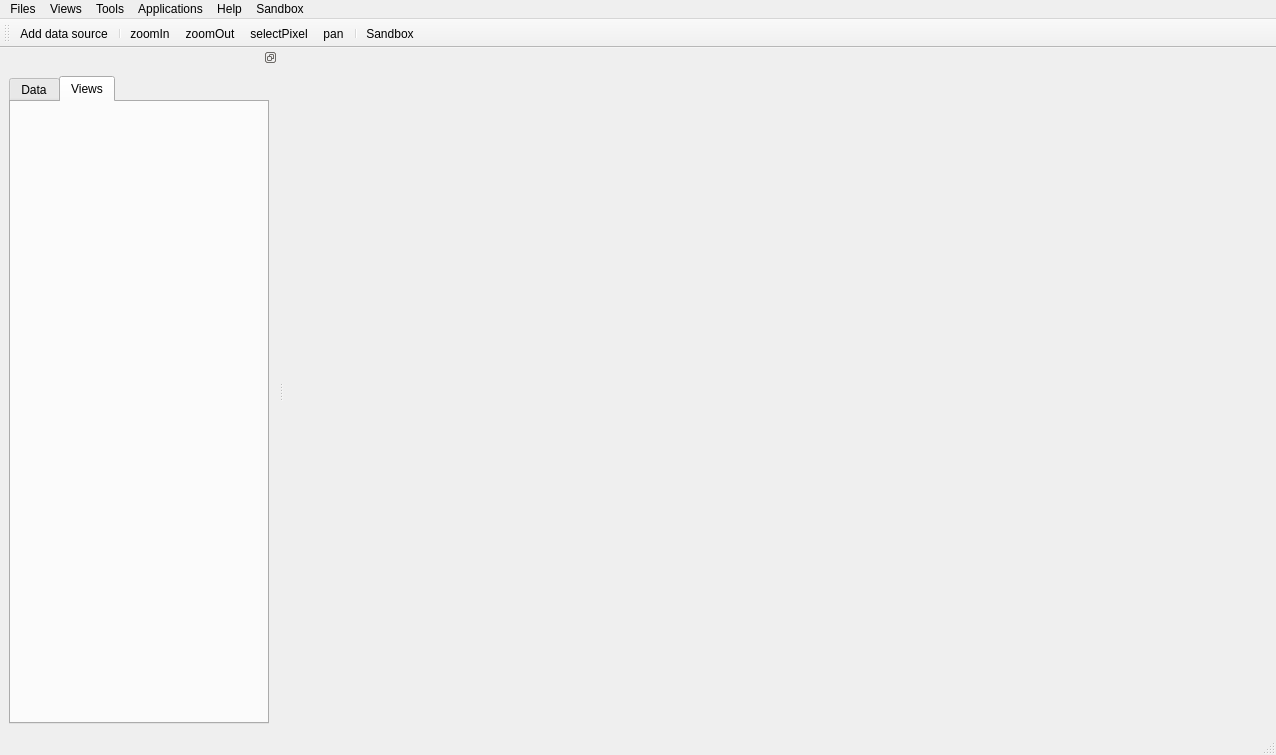
Old version of the form enmapbox/gui/enmapbox_gui.ui in the repository jakimowb/enmapbox_testmigration2.
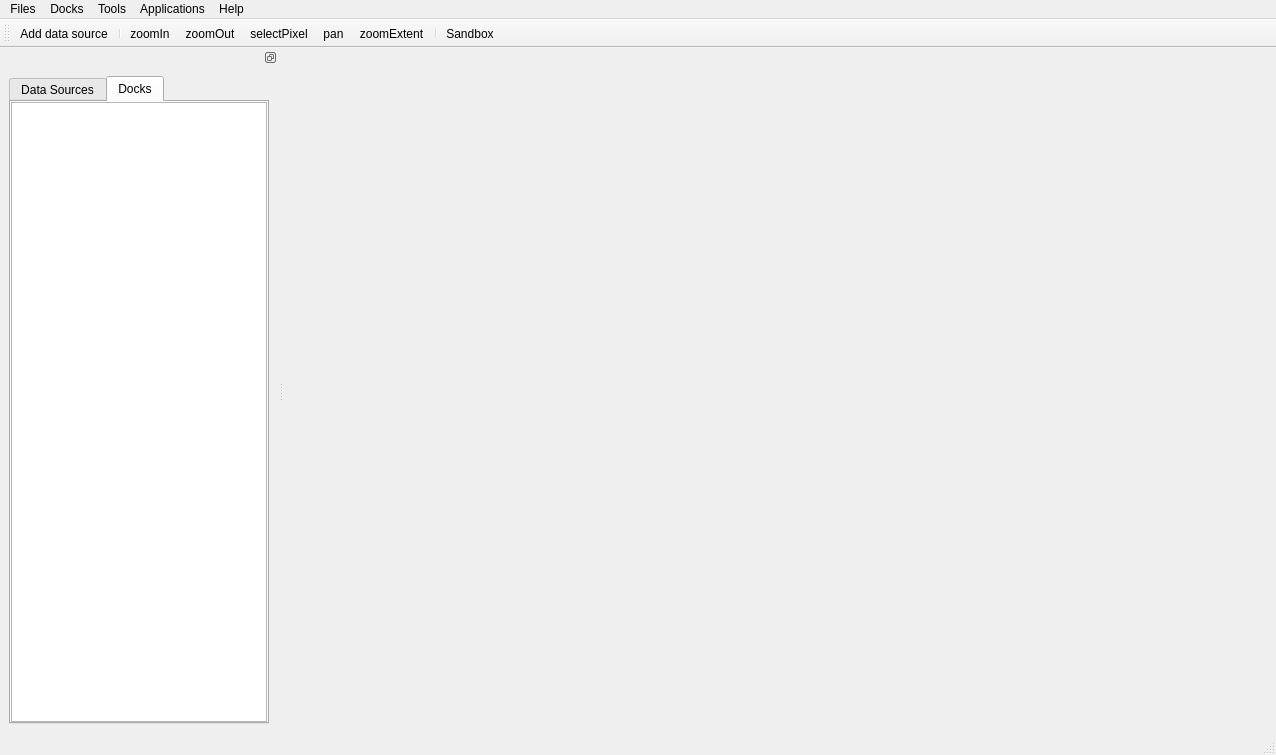
New version of the form. The open tabs and pages were chosen to show the change. Icons and pictures are not drawn.

```diff
--- a/enmapbox/gui/enmapbox_gui.ui
+++ b/enmapbox/gui/enmapbox_gui.ui
@@ -45,7 +45,7 @@
    </widget>
    <widget class="QMenu" name="menuView">
     <property name="title">
-     <string>Views</string>
+     <string>Docks</string>
     </property>
     <addaction name="actionAddMapView"/>
     <addaction name="actionAddTextView"/>
@@ -60,20 +60,11 @@
      <string>Applications</string>
     </property>
    </widget>
-   <widget class="QMenu" name="menuSandbox">
-    <property name="title">
-     <string>Sandbox</string>
-    </property>
-    <addaction name="actionAddMapView"/>
-    <addaction name="actionAddTextView"/>
-    <addaction name="actionAddGraphView"/>
-   </widget>
    <addaction name="menuFile"/>
    <addaction name="menuView"/>
    <addaction name="menuTools"/>
    <addaction name="menuApplications"/>
    <addaction name="menuAbout"/>
-   <addaction name="menuSandbox"/>
   </widget>
   <widget class="QStatusBar" name="statusbar"/>
   <widget class="QDockWidget" name="dockWidget">
@@ -104,7 +95,7 @@
        </property>
        <widget class="QWidget" name="tab">
         <attribute name="title">
-         <string>Data</string>
+         <string>Data Sources</string>
         </attribute>
         <layout class="QVBoxLayout" name="verticalLayout_2">
          <property name="spacing">
@@ -139,8 +130,29 @@
        </widget>
        <widget class="QWidget" name="tab_2">
         <attribute name="title">
-         <string>Views</string>
+         <string>Docks</string>
         </attribute>
+        <layout class="QVBoxLayout" name="verticalLayout_4">
+         <property name="spacing">
+          <number>0</number>
+         </property>
+         <property name="margin">
+          <number>0</number>
+         </property>
+         <item>
+          <widget class="QTreeView" name="dockTreeView">
+           <property name="dragEnabled">
+            <bool>true</bool>
+           </property>
+           <property name="dragDropMode">
+            <enum>QAbstractItemView::DragDrop</enum>
+           </property>
+           <attribute name="headerVisible">
+            <bool>false</bool>
+           </attribute>
+          </widget>
+         </item>
+        </layout>
        </widget>
       </widget>
      </item>
@@ -153,12 +165,12 @@
    </property>
    <property name="iconSize">
     <size>
-     <width>16</width>
-     <height>16</height>
+     <width>28</width>
+     <height>28</height>
     </size>
    </property>
    <property name="toolButtonStyle">
-    <enum>Qt::ToolButtonTextUnderIcon</enum>
+    <enum>Qt::ToolButtonIconOnly</enum>
    </property>
    <attribute name="toolBarArea">
     <enum>TopToolBarArea</enum>
@@ -172,6 +184,7 @@
    <addaction name="actionZoomOut"/>
    <addaction name="actionIdentify"/>
    <addaction name="actionPan"/>
+   <addaction name="actionActionZoomExtent"/>
    <addaction name="separator"/>
    <addaction name="actionSandbox"/>
   </widget>
@@ -261,7 +274,29 @@
   </action>
   <action name="actionActionZoomExtent">
    <property name="text">
-    <string>actionZoomExtent</string>
+    <string>zoomExtent</string>
+   </property>
+   <property name="toolTip">
+    <string>Zoom to full extent</string>
+   </property>
+  </action>
+  <action name="actionAddMimeView">
+   <property name="icon">
+    <iconset resource="resources.qrc">
+     <normaloff>:/enmapbox/png/icons/viewlist_dock.png</normaloff>:/enmapbox/png/icons/viewlist_dock.png</iconset>
+   </property>
+   <property name="text">
+    <string>MimeData Viewer (experimental)</string>
+   </property>
+  </action>
+  <action name="actionSave_Settings">
+   <property name="text">
+    <string>Save Settings</string>
+   </property>
+  </action>
+  <action name="actionCursor_Location_Values">
+   <property name="text">
+    <string>Cursor Location Values</string>
    </property>
   </action>
  </widget>
```
Left out of the diff: 43 changed lines with no effect on the pictures.
